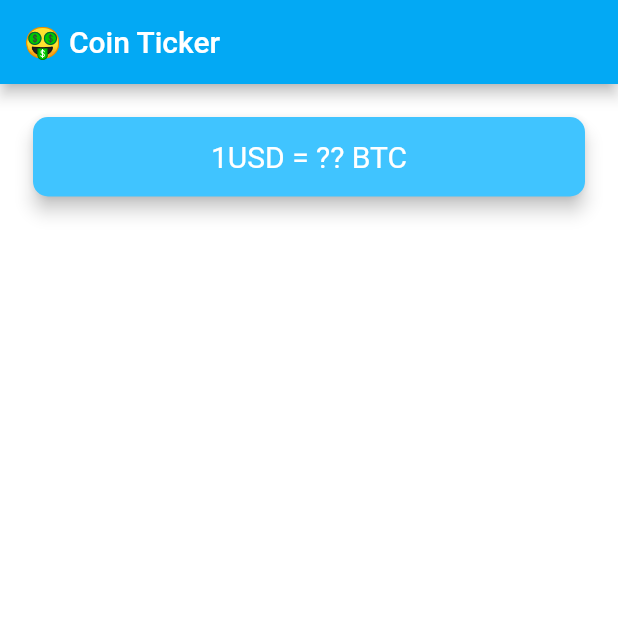
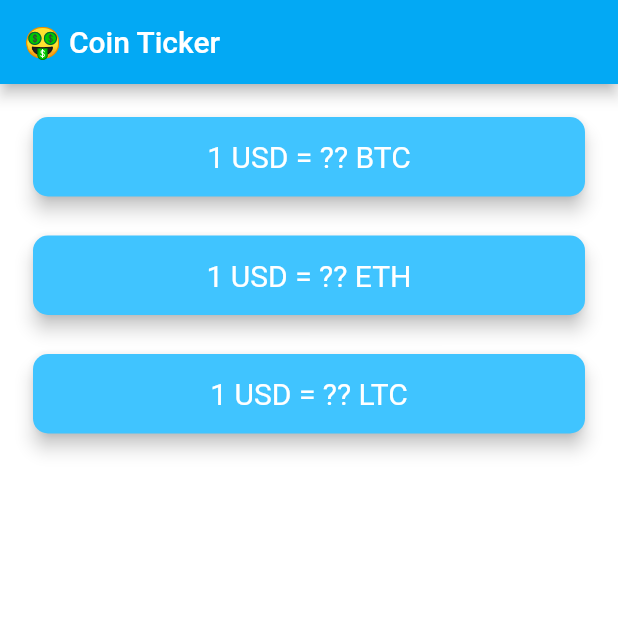
Before and after one commit to emrebingor/coin-currency, a Flutter app: the screen it shows after launch, on a phone screen of 412 x 824 dp, the top half of it. Run offline on Flutter 3.47's test engine with Material 2 defaults, Android fonts, the phone set to English and light mode, and no system bars.

Commit message:
CryptoCard done

```diff
--- a/lib/price_screen.dart
+++ b/lib/price_screen.dart
@@ -20,8 +20,9 @@ class _PriceScreenState extends State<PriceScreen> {
           Column(
             crossAxisAlignment: CrossAxisAlignment.stretch,
             children: <Widget>[
-              CryptoCard(),
-
+              CryptoCard(currency: 'USD', coin: 'BTC',),
+              CryptoCard(currency: 'USD', coin: 'ETH',),
+              CryptoCard(currency: 'USD', coin: 'LTC',),
             ],
           ),
           Container(),
@@ -32,9 +33,11 @@ class _PriceScreenState extends State<PriceScreen> {
 }
 
 class CryptoCard extends StatelessWidget {
-  const CryptoCard({
-    Key? key,
-  }) : super(key: key);
+
+  CryptoCard({required this.currency, required this.coin});
+
+  String currency;
+  String coin;
 
   @override
   Widget build(BuildContext context) {
@@ -47,7 +50,7 @@ class CryptoCard extends StatelessWidget {
         child: Padding(
           padding: EdgeInsets.symmetric(horizontal: 28.0, vertical: 15.0),
           child: Text(
-            '1USD = ?? BTC',
+            '1 $currency = ?? $coin',
             style: TextStyle(fontSize: 20.0, color: Colors.white),
             textAlign: TextAlign.center,
           ),
```
